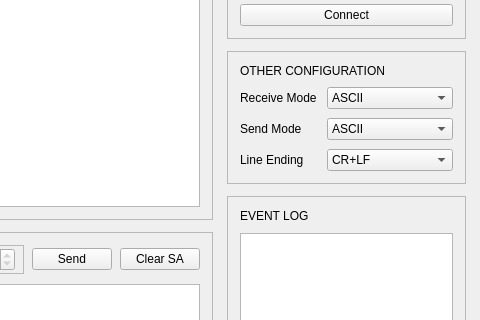
Qt form gui/mainwindow.ui (ketoru210/tessera) before a commit; both pictures show x 520 to 1000 and y 232 to 552 of the 1000 by 680 pixel window.
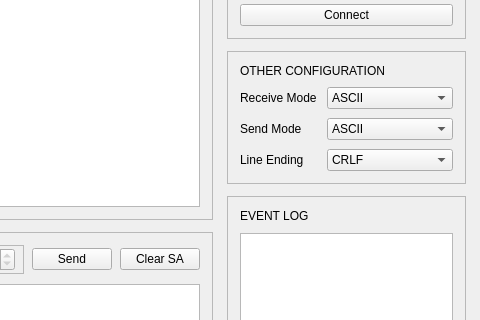
The same form after that commit.

Commit message: feat(gui): connect gui layer with core layer (MVP) - initialize QWidget in MVP except port button (now hardcode the port name) - implement connect / disconnect - implement send / receive

The edit to the form file:
```diff
--- a/gui/mainwindow.ui
+++ b/gui/mainwindow.ui
@@ -781,7 +781,7 @@
               </item>
               <item>
                <property name="text">
-                <string>CR+LF</string>
+                <string>CRLF</string>
                </property>
               </item>
              </widget>
```
Left out of the diff: 15 changed lines with no effect on the pictures. The commit also changes 2 other files.
